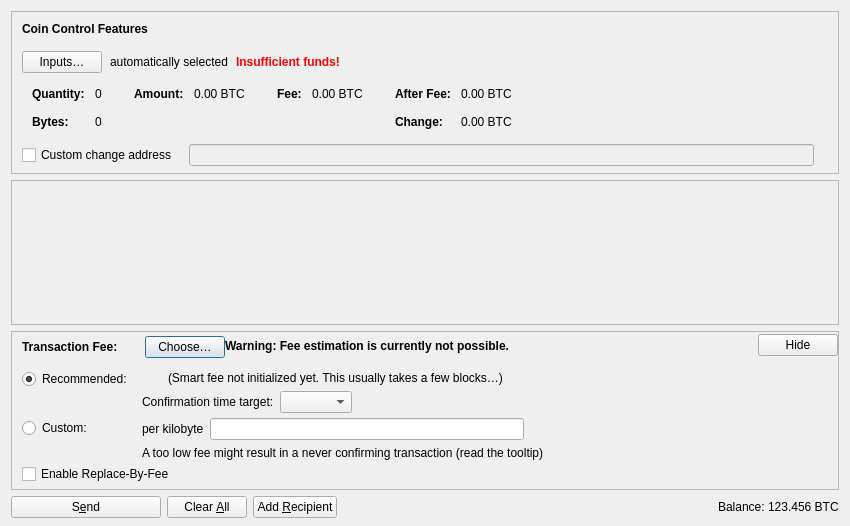
B3-Coin/B3-CoinV2, file src/qt/forms/sendcoinsdialog.ui: the form before one commit.
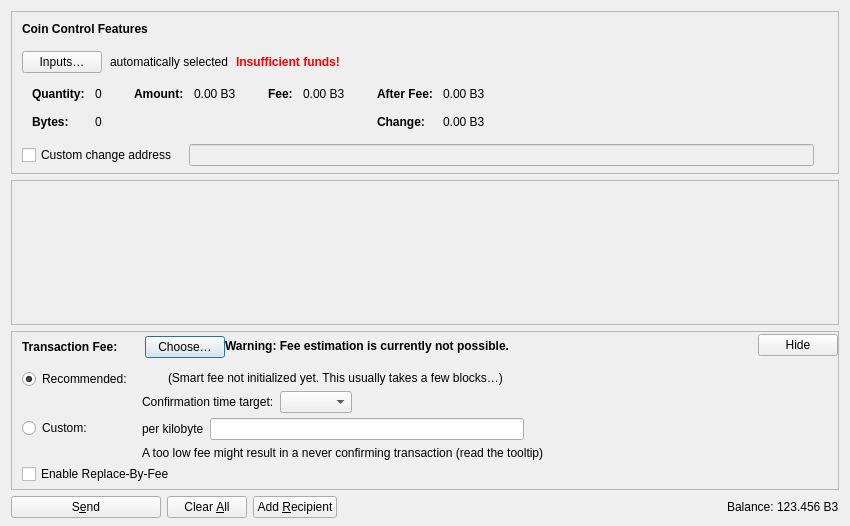
The form after the commit. Icons and pictures are not drawn. Custom widgets are drawn as their Qt base class.

What changed in the file:
```diff
--- a/src/qt/forms/sendcoinsdialog.ui
+++ b/src/qt/forms/sendcoinsdialog.ui
@@ -327,7 +327,7 @@
                   <enum>Qt::ActionsContextMenu</enum>
                  </property>
                  <property name="text">
-                  <string notr="true">0.00 BTC</string>
+                  <string notr="true">0.00 B3</string>
                  </property>
                  <property name="textInteractionFlags">
                   <set>Qt::LinksAccessibleByMouse|Qt::TextSelectableByKeyboard|Qt::TextSelectableByMouse</set>
@@ -378,7 +378,7 @@
                   <enum>Qt::ActionsContextMenu</enum>
                  </property>
                  <property name="text">
-                  <string notr="true">0.00 BTC</string>
+                  <string notr="true">0.00 B3</string>
                  </property>
                  <property name="textInteractionFlags">
                   <set>Qt::LinksAccessibleByMouse|Qt::TextSelectableByKeyboard|Qt::TextSelectableByMouse</set>
@@ -432,7 +432,7 @@
                   <enum>Qt::ActionsContextMenu</enum>
                  </property>
                  <property name="text">
-                  <string notr="true">0.00 BTC</string>
+                  <string notr="true">0.00 B3</string>
                  </property>
                  <property name="textInteractionFlags">
                   <set>Qt::LinksAccessibleByMouse|Qt::TextSelectableByKeyboard|Qt::TextSelectableByMouse</set>
@@ -461,7 +461,7 @@
                   <enum>Qt::ActionsContextMenu</enum>
                  </property>
                  <property name="text">
-                  <string notr="true">0.00 BTC</string>
+                  <string notr="true">0.00 B3</string>
                  </property>
                  <property name="textInteractionFlags">
                   <set>Qt::LinksAccessibleByMouse|Qt::TextSelectableByKeyboard|Qt::TextSelectableByMouse</set>
@@ -1191,7 +1191,7 @@
           <cursorShape>IBeamCursor</cursorShape>
          </property>
          <property name="text">
-          <string notr="true">123.456 BTC</string>
+          <string notr="true">123.456 B3</string>
          </property>
          <property name="textInteractionFlags">
           <set>Qt::LinksAccessibleByMouse|Qt::TextSelectableByKeyboard|Qt::TextSelectableByMouse</set>
```
Left out of the diff: 4 changed lines with no effect on the pictures.
